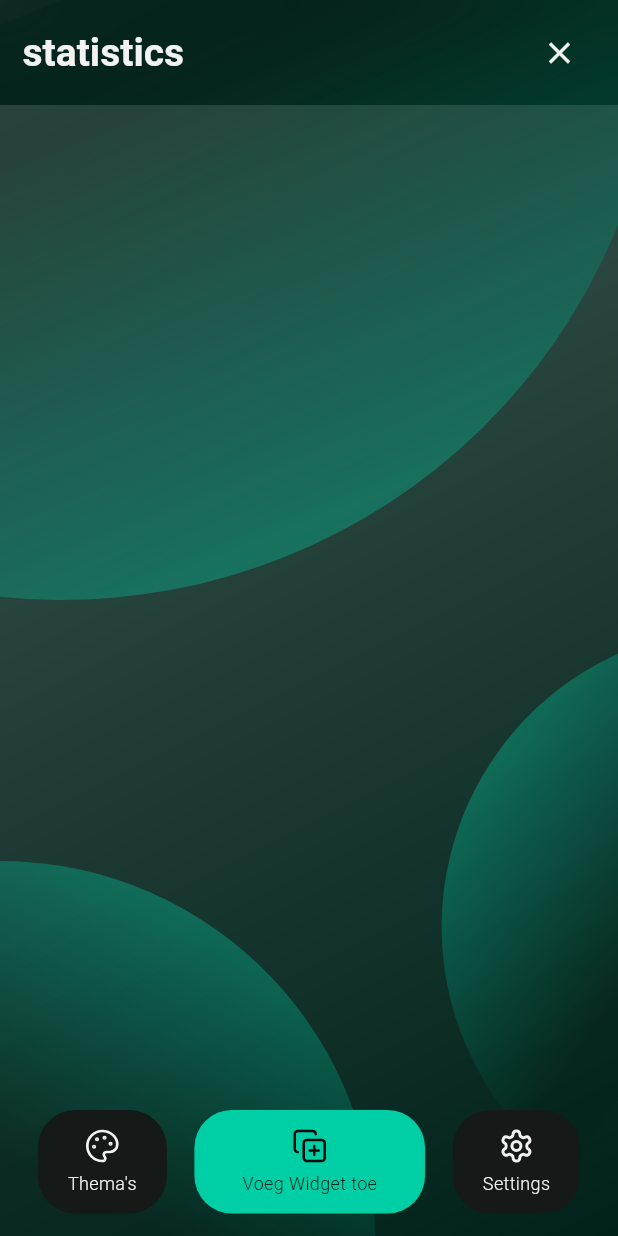
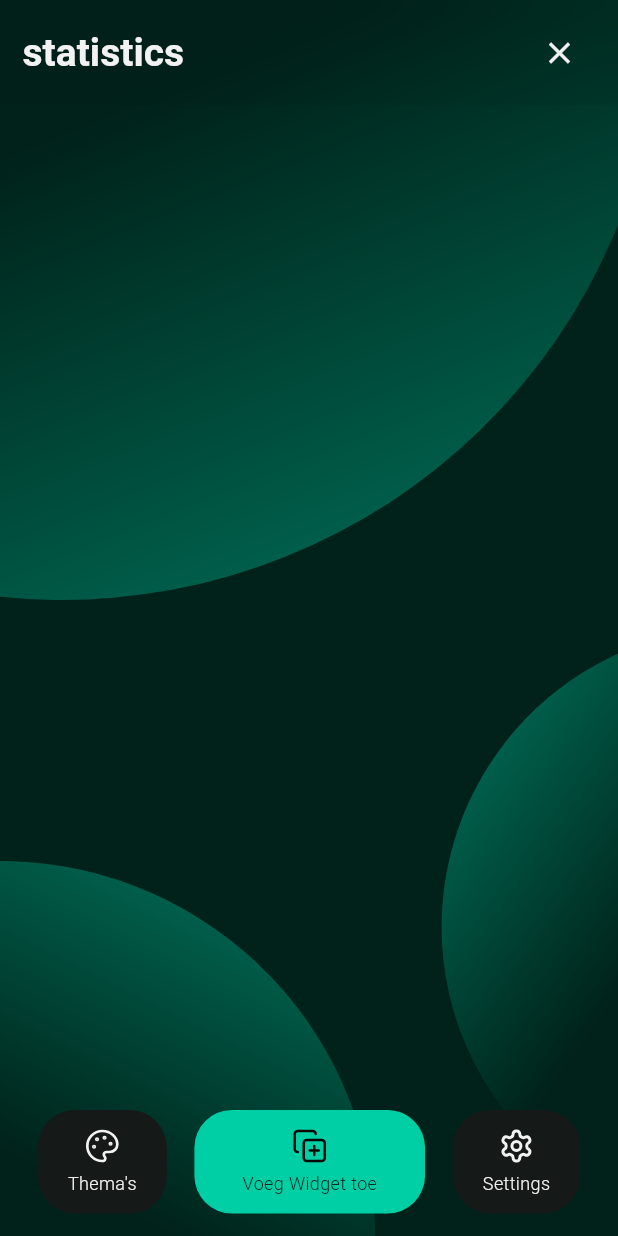
Before and after one commit to kien-mnly/appthemes-v3, a Flutter app: the screen it shows after launch, after a tap on the "edit" icon, on a phone screen of 412 x 824 dp. Run offline on Flutter 3.47's test engine with Material 3 defaults, Android fonts, the phone set to English and light mode, and no system bars; our stand-ins replace fl_chart, flutter_secure_storage, flutter_svg, get_it, reorderables, smooth_corner and 1 more; Roboto replaces fonts that are missing (Poppins).

Commit message:
refactor: background color handling in custom painters and models

```diff
--- a/lib/config/theme/custom_painter.dart
+++ b/lib/config/theme/custom_painter.dart
@@ -4,18 +4,9 @@ import 'dart:math' as math;
 
 /// Shared helper class for painting gradient background, circles and noise
 class PainterHelper {
-  static void drawBackground(
-    Canvas canvas,
-    Size size,
-    List<Color> backgroundColors,
-  ) {
+  static void drawBackground(Canvas canvas, Size size, Color backgroundColors) {
     final rect = Rect.fromLTWH(0, 0, size.width, size.height);
-    final paint = Paint()
-      ..shader = LinearGradient(
-        colors: backgroundColors,
-        begin: Alignment.topLeft,
-        end: Alignment.bottomRight,
-      ).createShader(rect);
+    final paint = Paint()..color = backgroundColors;
     canvas.drawRect(rect, paint);
   }
 
@@ -108,7 +99,7 @@ class PainterHelper {
 }
 
 class DashboardPainter extends CustomPainter {
-  final List<Color> backgroundColors;
+  final Color backgroundColors;
   final List<Color> elementColors;
   final double elementOpacity;
 
@@ -153,7 +144,7 @@ class DashboardPainter extends CustomPainter {
 }
 
 class ThemeSelector extends CustomPainter {
-  final List<Color> backgroundColors;
+  final Color backgroundColors;
   final List<Color> elementColors;
   final double elementOpacity;
 
--- a/lib/config/theme/theme_presets.dart
+++ b/lib/config/theme/theme_presets.dart
@@ -1,5 +1,4 @@
 import 'package:appthemes_v3/services/dashboard_storage.dart';
-import 'package:flutter/widgets.dart';
 import 'package:appthemes_v3/models/enums/background_theme.dart';
 import 'package:appthemes_v3/models/enums/widget_type.dart';
 import 'package:appthemes_v3/models/enums/widget_size.dart';
--- a/lib/models/custom_background.dart
+++ b/lib/models/custom_background.dart
@@ -1,17 +1,15 @@
 import 'package:flutter/material.dart';
 
 class CustomBackground {
-  final List<Color> backgroundColors;
+  final Color backgroundColor;
   final List<Color> elementColors;
   final Color accentColor;
   final double backgroundOpacity;
-  final Color background;
 
   CustomBackground({
-    required this.backgroundColors,
+    required this.backgroundColor,
     required this.elementColors,
     required this.accentColor,
     required this.backgroundOpacity,
-    required this.background,
   });
 }
--- a/lib/models/enums/background_theme.dart
+++ b/lib/models/enums/background_theme.dart
@@ -8,11 +8,7 @@ extension BackgroundThemeExtension on BackgroundTheme {
     switch (this) {
       case BackgroundTheme.green:
         return CustomBackground(
-          backgroundColors: [
-            CustomColors.turqoise800.withValues(alpha: 0.75),
-            CustomColors.turqoise800,
-          ],
-          background: CustomColors.green800,
+          backgroundColor: CustomColors.turqoise800,
           elementColors: [
             CustomColors.turqoise800,
             CustomColors.turqoise800,
@@ -23,12 +19,7 @@ extension BackgroundThemeExtension on BackgroundTheme {
         );
       case BackgroundTheme.mutedGreen:
         return CustomBackground(
-          backgroundColors: [
-            CustomColors.dark800,
-            CustomColors.dark800.withValues(alpha: 0.75),
-          ],
-          background: CustomColors.black,
-          //requires 3 colors for better gradient effect
+          backgroundColor: CustomColors.dark800,
           elementColors: [
             CustomColors.dark800,
             CustomColors.dark800,
@@ -39,11 +30,7 @@ extension BackgroundThemeExtension on BackgroundTheme {
         );
       case BackgroundTheme.turquoise:
         return CustomBackground(
-          backgroundColors: [
-            CustomColors.turqoise800.withValues(alpha: 0.75),
-            CustomColors.turqoise800,
-          ],
-          background: CustomColors.green800,
+          backgroundColor: CustomColors.turqoise800,
           elementColors: [
             CustomColors.turqoise800,
             CustomColors.turqoise800,
@@ -54,11 +41,7 @@ extension BackgroundThemeExtension on BackgroundTheme {
         );
       case BackgroundTheme.mutedTurquoise:
         return CustomBackground(
-          backgroundColors: [
-            CustomColors.dark800.withValues(alpha: 0.75),
-            CustomColors.dark800,
-          ],
-          background: CustomColors.black,
+          backgroundColor: CustomColors.dark800,
           elementColors: [
             CustomColors.dark800,
             CustomColors.dark800,
@@ -69,11 +52,7 @@ extension BackgroundThemeExtension on BackgroundTheme {
         );
       case BackgroundTheme.error:
         return CustomBackground(
-          backgroundColors: [
-            CustomColors.dark800,
-            CustomColors.dark800.withValues(alpha: 0.75),
-          ],
-          background: CustomColors.black,
+          backgroundColor: CustomColors.dark800,
           elementColors: [
             CustomColors.dark800,
             CustomColors.dark800,
--- a/lib/widgets/dashboard_background.dart
+++ b/lib/widgets/dashboard_background.dart
@@ -20,7 +20,7 @@ class DashboardBackground extends StatelessWidget {
       children: [
         CustomPaint(
           painter: DashboardPainter(
-            backgroundColors: background.backgroundColors,
+            backgroundColors: background.backgroundColor,
             elementColors: background.elementColors,
             elementOpacity: background.backgroundOpacity,
           ),
--- a/lib/widgets/theme_modal.dart
+++ b/lib/widgets/theme_modal.dart
@@ -108,7 +108,7 @@ class _ThemeModalState extends State<ThemeModal> {
                               CustomPaint(
                                 painter: ThemeSelector(
                                   backgroundColors:
-                                      theme.customBackground.backgroundColors,
+                                      theme.customBackground.backgroundColor,
                                   elementColors:
                                       theme.customBackground.elementColors,
                                   elementOpacity: 0.42,
--- a/lib/widgets/theme_settings_modal.dart
+++ b/lib/widgets/theme_settings_modal.dart
@@ -108,7 +108,7 @@ class _ThemeSettingsModalState extends State<ThemeSettingsModal> {
                             CustomPaint(
                               painter: ThemeSelector(
                                 backgroundColors:
-                                    theme.customBackground.backgroundColors,
+                                    theme.customBackground.backgroundColor,
                                 elementColors:
                                     theme.customBackground.elementColors,
                                 elementOpacity: 0.42,
```
